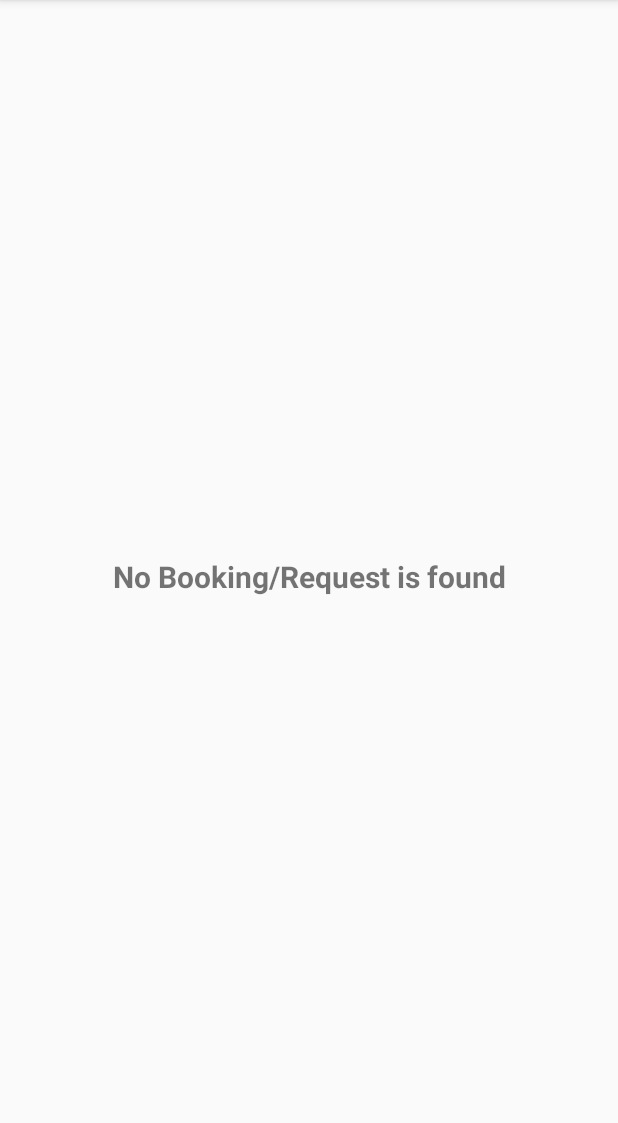
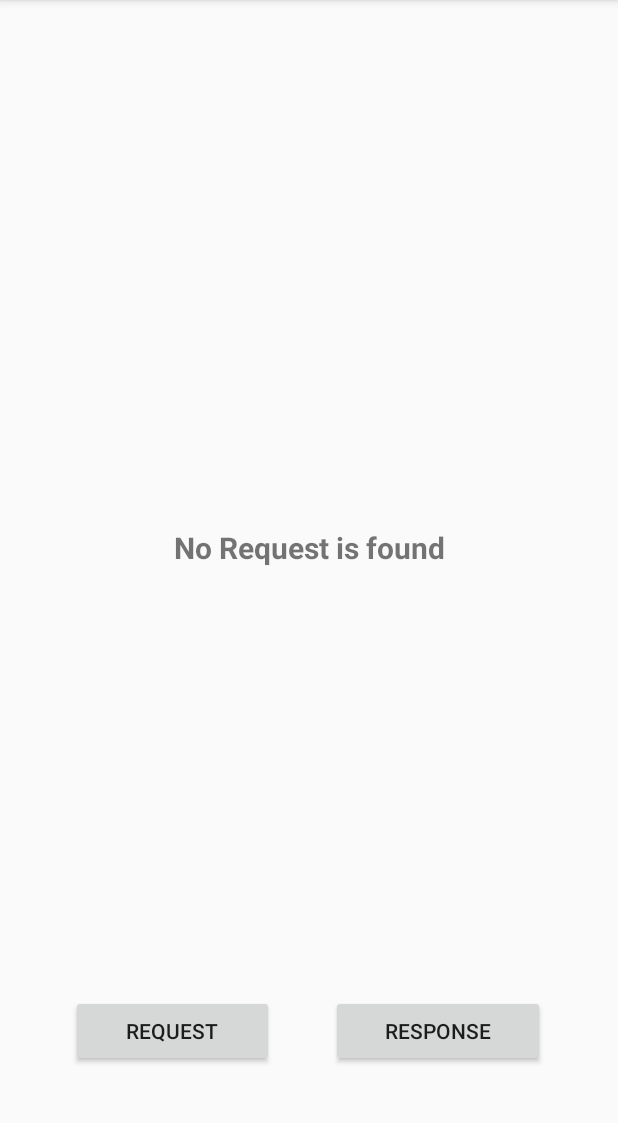
Before and after one commit to Jeffrey-Law/HouseRentalApp, an Android app: the NotificationActivity screen opened directly, with no data from a screen before it, on a phone screen of 412 x 824 dp, the part 84-1207 px from its top. Run offline under Robolectric (Android 15) with nearby library versions, the phone set to English and light mode, and no system bars; our stand-ins replace Room's generated code.

Commit message:
update impl of notification

```diff
--- a/app/src/main/java/com/example/login/BookingDao.java
+++ b/app/src/main/java/com/example/login/BookingDao.java
@@ -37,4 +37,7 @@ public interface BookingDao {
 
     @Query("SELECT * FROM booking_table WHERE (house_owner_id = :id) AND (status = 0)")
     List<Booking> getAllRequestFromBooker(int id);
+
+    @Query("SELECT * FROM booking_table WHERE booker_id = :id")
+    List<Booking> getAllResponseFromOwner(int id);
 }
--- a/app/src/main/java/com/example/login/NotificationActivity.java
+++ b/app/src/main/java/com/example/login/NotificationActivity.java
@@ -3,6 +3,7 @@ package com.example.login;
 import android.os.Bundle;
 import android.util.Log;
 import android.view.View;
+import android.widget.Button;
 import android.widget.TextView;
 
 import androidx.annotation.Nullable;
@@ -10,9 +11,11 @@ import androidx.appcompat.app.AppCompatActivity;
 import androidx.recyclerview.widget.RecyclerView;
 
 import com.example.login.Adapter.notificationAdapter;
+import com.example.login.Adapter.notificationResponseAdapter;
 
 public class NotificationActivity extends AppCompatActivity {
 
+    Button  response, request;
     RecyclerView recyclerView;
     TextView no_request_found;
     AppDatabase appDatabase;
@@ -23,6 +26,12 @@ public class NotificationActivity extends AppCompatActivity {
     protected void onCreate(@Nullable Bundle savedInstanceState) {
         super.onCreate(savedInstanceState);
         setContentView(R.layout.activity_notification);
+
+        response = findViewById(R.id.notification_response_btn);
+        request = findViewById(R.id.notification_request_btn);
+
+        response.setOnClickListener(responseDisplay);
+        request.setOnClickListener(requestDisplay);
 
         recyclerView = findViewById(R.id.recyclerview);
 
@@ -36,18 +45,39 @@ public class NotificationActivity extends AppCompatActivity {
         if(user_id == 0){
             Log.d("Error: ", "fall to access user id");
         }else{
-            Log.d("Google Map Activity : ", String.valueOf(user_id));
+            Log.d("Notification Activity :", String.valueOf(user_id));
         }
-
-        display();
+        displayRequest();
     }
 
-    private void display(){
+    private void displayRequest(){
         if(bookingDao.getAllRequestFromBooker(user_id).size() != 0){
             no_request_found.setVisibility(View.INVISIBLE);
         }else{
+            no_request_found.setText("No Request is found");
             no_request_found.setVisibility(View.VISIBLE);
         }
-        recyclerView.setAdapter(new notificationAdapter(getApplicationContext(),bookingDao.getAllRequestFromBooker(user_id)));
+        recyclerView.setAdapter(new notificationResponseAdapter(getApplicationContext(),bookingDao.getAllRequestFromBooker(user_id)));
     }
+    View.OnClickListener responseDisplay = new View.OnClickListener() {
+        @Override
+        public void onClick(View v) {
+            if(bookingDao.getAllResponseFromOwner(user_id).size() != 0){
+                no_request_found.setVisibility(View.INVISIBLE);
+            }else{
+                no_request_found.setText("No Response is found");
+                no_request_found.setVisibility(View.VISIBLE);
+            }
+            recyclerView.setAdapter(new notificationAdapter(getApplicationContext(),bookingDao.getAllResponseFromOwner(user_id)));
+        }
+    };
+
+    View.OnClickListener requestDisplay = new View.OnClickListener() {
+        @Override
+        public void onClick(View v) {
+            displayRequest();
+        }
+    };
+
+
 }
--- a/app/src/main/java/com/example/login/profile.java
+++ /dev/null
@@ -1,4 +0,0 @@
-package com.example.login;
-
-public class profile {
-}
--- a/app/src/main/res/layout/activity_notification.xml
+++ b/app/src/main/res/layout/activity_notification.xml
@@ -21,17 +21,57 @@
 
     <LinearLayout
         android:id="@+id/linearLayout"
-        android:layout_width="match_parent"
-        android:layout_height="match_parent"
+        android:layout_width="412dp"
+        android:layout_height="729dp"
         android:orientation="vertical">
 
         <androidx.recyclerview.widget.RecyclerView
             android:id="@+id/recyclerview"
             android:layout_width="match_parent"
-            android:layout_height="match_parent"
+            android:layout_height="622dp"
             android:layout_margin="10dp"
             android:layout_marginTop="10dp"
             app:layoutManager="androidx.recyclerview.widget.LinearLayoutManager" />
+
+        <Space
+            android:layout_width="match_parent"
+            android:layout_height="21dp" />
+
+        <LinearLayout
+            android:layout_width="match_parent"
+            android:layout_height="match_parent"
+            android:orientation="horizontal">
+
+            <Space
+                android:layout_width="wrap_content"
+                android:layout_height="wrap_content"
+                android:layout_weight="1" />
+
+            <Button
+                android:id="@+id/notification_request_btn"
+                android:layout_width="wrap_content"
+                android:layout_height="wrap_content"
+                android:layout_weight="1"
+                android:text="@string/notification_request_btn_str" />
+
+            <Space
+                android:layout_width="wrap_content"
+                android:layout_height="wrap_content"
+                android:layout_weight="0.8" />
+
+            <Button
+                android:id="@+id/notification_response_btn"
+                android:layout_width="wrap_content"
+                android:layout_height="wrap_content"
+                android:layout_weight="1"
+                android:text="@string/notification_response_btn_str" />
+
+            <Space
+                android:layout_width="wrap_content"
+                android:layout_height="wrap_content"
+                android:layout_weight="1" />
+        </LinearLayout>
+
     </LinearLayout>
 
 </androidx.constraintlayout.widget.ConstraintLayout>
--- a/app/src/main/res/values/strings.xml
+++ b/app/src/main/res/values/strings.xml
@@ -28,8 +28,10 @@
     <string name="signup_upload_tv_str">Upload image</string>
     <string name="posting_title_tv_str">Title</string>
     <string name="detail_description_tv" />
-    <string name="booking_title_tv_str">A Booking Request From Peter (#1)</string>
+    <string name="booking_title_tv_str">A Booking Request From Peter</string>
     <string name="booking_description_tv_str">Peter sent you a request to view your property - \"House 2\" at \"06/06/2023\" . You may contact him/her at \" 12344321\"".</string>
     <string name="notification_no_request_tv_str">No Booking/Request is found</string>
     <string name="booking_response_tv">Ben have accept</string>
+    <string name="notification_request_btn_str">request</string>
+    <string name="notification_response_btn_str">response</string>
 </resources>
```
Also changed, not shown: app/src/main/java/com/example/login/Adapter/notificationAdapter.java (+43 -46 lines), app/src/main/java/com/example/login/Adapter/notificationResponseAdapter.java (+5 -4 lines), app/src/main/res/layout/notification_choose.xml (+6 -8 lines), app/src/main/res/layout/notification_result.xml (+10 -12 lines).
